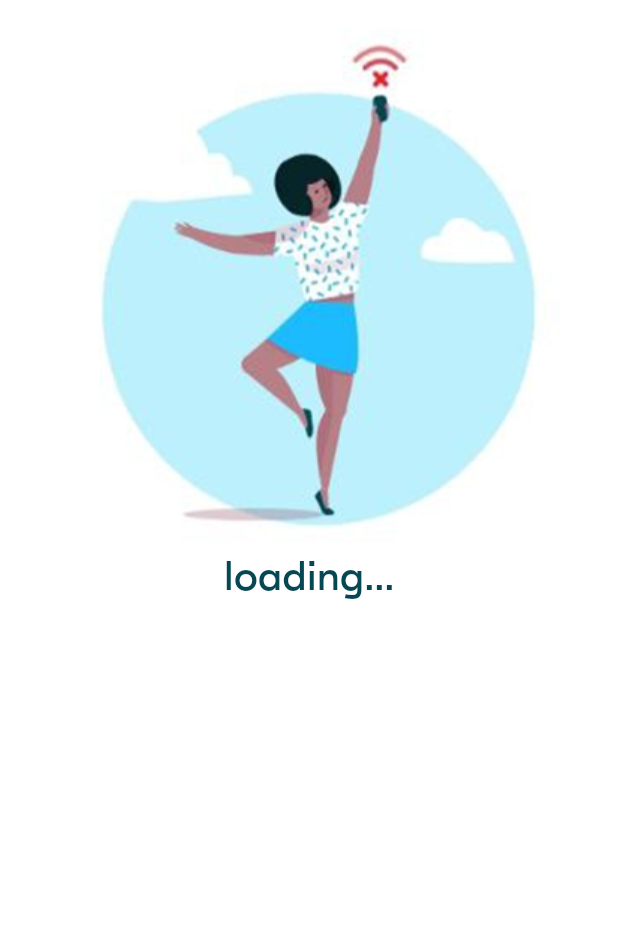
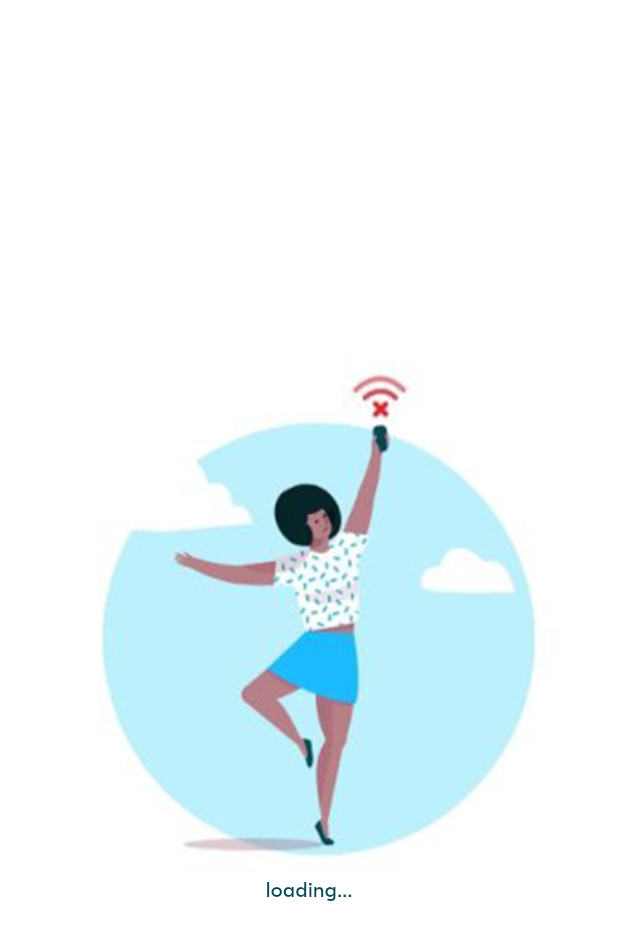
Before and after one commit to OukSreySor/BLA-PROJECT-W7, a Flutter app: the BlaError screen opened directly, on a phone screen of 412 x 824 dp. Shown: the top 940 px of the screen. Run offline on Flutter 3.47's test engine with Material 3 defaults, Android fonts, the phone set to English and light mode, and no system bars; project files that could hold a hidden picture were left out.

Commit message:
BLA-203– Refactor your project structure

```diff
--- a/lib/repository/locations_repository.dart
+++ b/lib/data/repository/locations_repository.dart
@@ -1,4 +1,4 @@
-import '../model/location/locations.dart';
+import '../../model/location/locations.dart';
 
 abstract class LocationsRepository {
   List<Location> getLocations();
--- a/lib/repository/mock/mock_locations_repository.dart
+++ b/lib/data/repository/mock/mock_locations_repository.dart
@@ -1,4 +1,4 @@
-import '../../model/location/locations.dart';
+import '../../../model/location/locations.dart';
 import '../locations_repository.dart';
 
 class MockLocationsRepository extends LocationsRepository {
--- a/lib/repository/mock/mock_ride_preferences_repository.dart
+++ b/lib/data/repository/mock/mock_ride_preferences_repository.dart
@@ -1,4 +1,4 @@
-import '../../model/ride/ride_pref.dart';
+import '../../../model/ride/ride_pref.dart';
 import '../ride_preferences_repository.dart';
 
 import '../../dummy_data/dummy_data.dart';
--- a/lib/repository/ride_preferences_repository.dart
+++ b/lib/data/repository/ride_preferences_repository.dart
@@ -1,4 +1,4 @@
-import '../model/ride/ride_pref.dart';
+import '../../model/ride/ride_pref.dart';
 
 abstract class RidePreferencesRepository {
   Future<List<RidePreference>> getPastPreferences();
--- /dev/null
+++ b/lib/data/repository/rides_repository.dart
@@ -0,0 +1,7 @@
+import '../../model/ride/ride.dart';
+import '../../model/ride/ride_filter.dart';
+import '../../model/ride/ride_pref.dart';
+
+abstract class RidesRepository {
+  List<Ride> getRidesFor(RidePreference ridePreference, RideFilter? rideFilter);
+}
--- a/lib/repository/rides_repository.dart
+++ /dev/null
@@ -1,7 +0,0 @@
-import '../model/ride/ride.dart';
-import '../model/ride/ride_filter.dart';
-import '../model/ride/ride_pref.dart';
-
-abstract class RidesRepository {
-  List<Ride> getRidesFor(RidePreference ridePreference, RideFilter? rideFilter);
-}
--- a/lib/service/locations_service.dart
+++ b/lib/service/locations_service.dart
@@ -1,5 +1,5 @@
 import '../model/location/locations.dart';
-import '../repository/locations_repository.dart';
+import '../data/repository/locations_repository.dart';
 
 /// The location service is in charge of retrieving the list of locations
 class LocationsService {
--- a/lib/service/rides_service.dart
+++ b/lib/service/rides_service.dart
@@ -1,6 +1,6 @@
 import 'package:week_3_blabla_project/model/ride/ride_filter.dart';
 import 'package:week_3_blabla_project/model/ride/ride_pref.dart';
-import 'package:week_3_blabla_project/repository/rides_repository.dart';
+import 'package:week_3_blabla_project/data/repository/rides_repository.dart';
 
 import '../model/ride/ride.dart';
 
--- a/lib/provider/rides_preferences_provider.dart
+++ b/lib/ui/provider/rides_preferences_provider.dart
@@ -1,7 +1,7 @@
 import 'package:flutter/material.dart';
 import 'package:week_3_blabla_project/model/ride/ride_pref.dart';
-import 'package:week_3_blabla_project/provider/async_value.dart';
-import 'package:week_3_blabla_project/repository/ride_preferences_repository.dart';
+import 'package:week_3_blabla_project/ui/provider/async_value.dart';
+import 'package:week_3_blabla_project/data/repository/ride_preferences_repository.dart';
 
 class RidesPreferencesProvider extends ChangeNotifier {
 
--- a/lib/ui/screens/ride_pref/ride_pref_screen.dart
+++ b/lib/ui/screens/ride_pref/ride_pref_screen.dart
@@ -1,7 +1,7 @@
 import 'package:flutter/material.dart';
 import 'package:provider/provider.dart';
-import 'package:week_3_blabla_project/provider/async_value.dart';
-import 'package:week_3_blabla_project/provider/rides_preferences_provider.dart';
+import 'package:week_3_blabla_project/ui/provider/async_value.dart';
+import 'package:week_3_blabla_project/ui/provider/rides_preferences_provider.dart';
 import 'package:week_3_blabla_project/ui/widgets/errors/bla_error_screen.dart';
 import '../../../model/ride/ride_pref.dart';
 import '../../theme/theme.dart';
--- a/lib/ui/screens/rides/rides_screen.dart
+++ b/lib/ui/screens/rides/rides_screen.dart
@@ -1,6 +1,6 @@
 import 'package:flutter/material.dart';
 import 'package:provider/provider.dart';
-import 'package:week_3_blabla_project/provider/rides_preferences_provider.dart';
+import 'package:week_3_blabla_project/ui/provider/rides_preferences_provider.dart';
 import '../../../model/ride/ride_filter.dart';
 import 'widgets/ride_pref_bar.dart';
 import '../../../model/ride/ride.dart';
--- a/lib/ui/widgets/errors/bla_error_screen.dart
+++ b/lib/ui/widgets/errors/bla_error_screen.dart
@@ -15,6 +15,7 @@ class BlaError extends StatelessWidget {
         body: Padding(
       padding: const EdgeInsets.only(left: BlaSpacings.m, right: BlaSpacings.m, top: BlaSpacings.s),
       child: Center(
+        child: SingleChildScrollView(
           child: Column(
             children: [
               Image.asset(
@@ -23,9 +24,13 @@ class BlaError extends StatelessWidget {
               ),
               Text(
                 message,
-              style: BlaTextStyles.heading.copyWith(color: BlaColors.textNormal),
+                style: BlaTextStyles.heading.copyWith(
+                  color: BlaColors.textNormal,
+                  fontSize: 14,
+                ),
               ),
             ],
+          ),
         ),
       ),
     ));
```
Also changed, not shown: lib/data/dummy_data/dummy_data.dart (renamed from lib/dummy_data/dummy_data.dart, +4 -4 lines), lib/data/repository/mock/mock_rides_repository.dart (renamed from lib/repository/mock/mock_rides_repository.dart, +6 -6 lines), lib/main.dart (+4 -4 lines), lib/ui/provider/async_value.dart (renamed from lib/provider/async_value.dart), 1 other file. Lines whose indentation alone changed are shown as unchanged.
